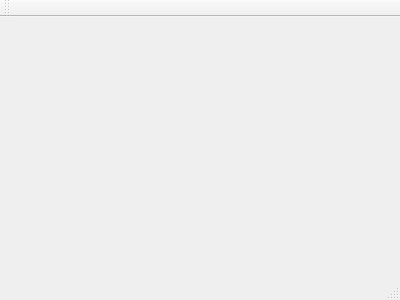
Above: mainwindow.ui from ysrodrigues/DisassemblyPDB before the change. Below: the same form after it.
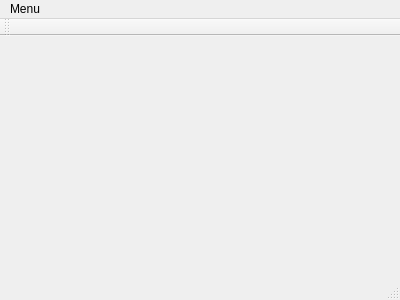
That is the form after the change.

The edit to the form file:
```diff
--- a/mainwindow.ui
+++ b/mainwindow.ui
@@ -12,13 +12,40 @@
   <property name="windowTitle" >
    <string>MainWindow</string>
   </property>
-  <widget class="QMenuBar" name="menuBar" />
-  <widget class="QToolBar" name="mainToolBar" />
-  <widget class="QWidget" name="centralWidget" />
-  <widget class="QStatusBar" name="statusBar" />
+  <widget class="QWidget" name="centralWidget"/>
+  <widget class="QMenuBar" name="menuBar">
+   <property name="geometry">
+    <rect>
+     <x>0</x>
+     <y>0</y>
+     <width>400</width>
+     <height>27</height>
+    </rect>
+   </property>
+   <widget class="QMenu" name="menuMenu">
+    <property name="title">
+     <string>Menu</string>
+    </property>
+    <addaction name="actionSelect_File"/>
+   </widget>
+   <addaction name="menuMenu"/>
+  </widget>
+  <widget class="QToolBar" name="mainToolBar">
+   <attribute name="toolBarArea">
+    <enum>TopToolBarArea</enum>
+   </attribute>
+   <attribute name="toolBarBreak">
+    <bool>false</bool>
+   </attribute>
+  </widget>
+  <widget class="QStatusBar" name="statusBar"/>
+  <action name="actionSelect_File">
+   <property name="text">
+    <string>Select File</string>
+   </property>
+  </action>
  </widget>
- <layoutDefault spacing="6" margin="11" />
- <pixmapfunction></pixmapfunction>
+ <layoutdefault spacing="6" margin="11"/>
  <resources/>
  <connections/>
 </ui>
```
Left out of the diff: 7 changed lines with no effect on the pictures.
